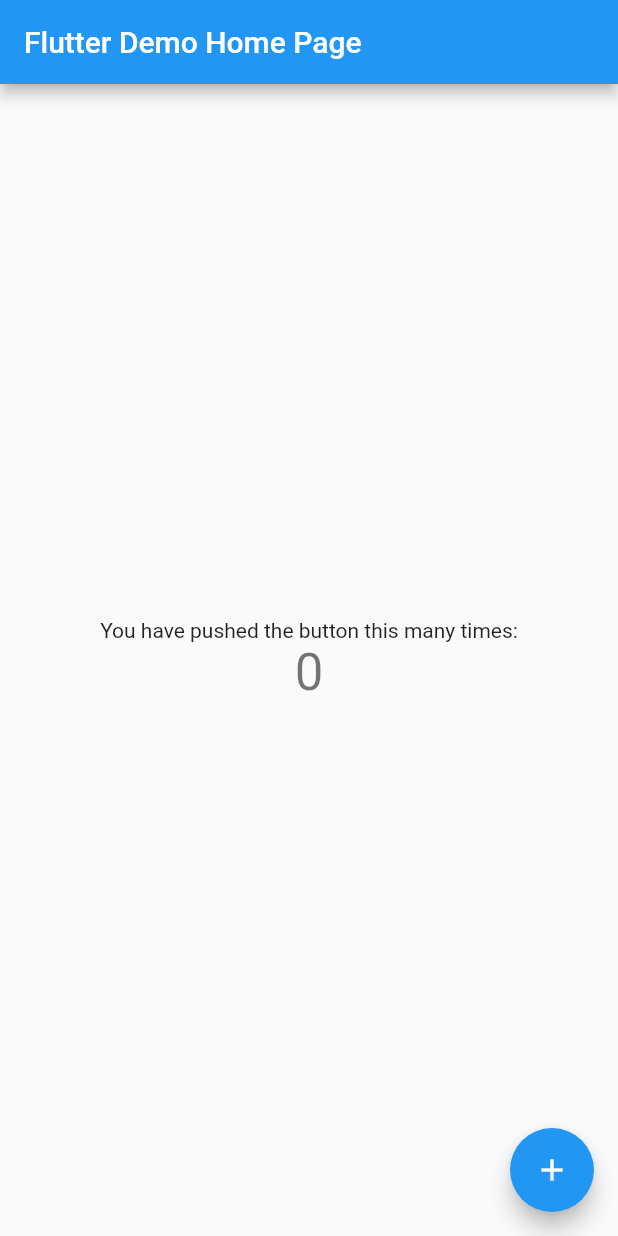
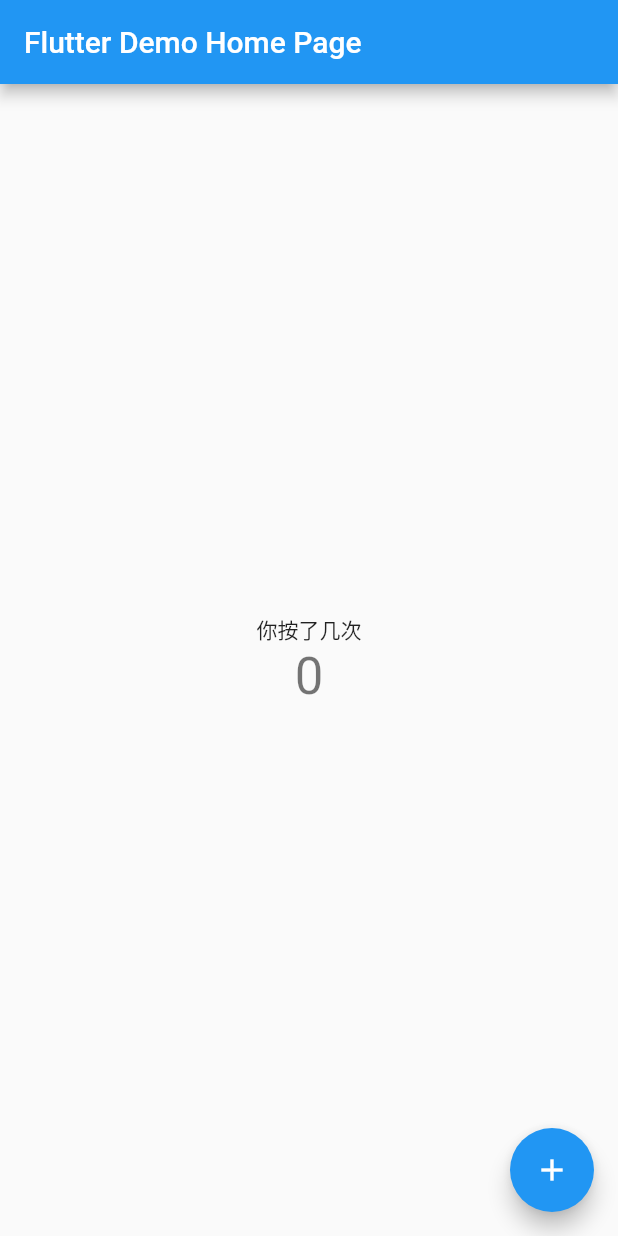
Before and after one commit to preoge/my_flutter_app, a Flutter app: the screen it shows after launch, on a phone screen of 412 x 824 dp. Run offline on Flutter 3.47's test engine with Material 2 defaults, Android fonts, the phone set to English and light mode, and no system bars.

Commit message:
modified:   lib/main.dart

```diff
--- a/lib/main.dart
+++ b/lib/main.dart
@@ -96,7 +96,7 @@ class _MyHomePageState extends State<MyHomePage> {
           mainAxisAlignment: MainAxisAlignment.center,
           children: <Widget>[
             const Text(
-              'You have pushed the button this many times:',
+              '你按了几次',
             ),
             Text(
               '$_counter',
```
